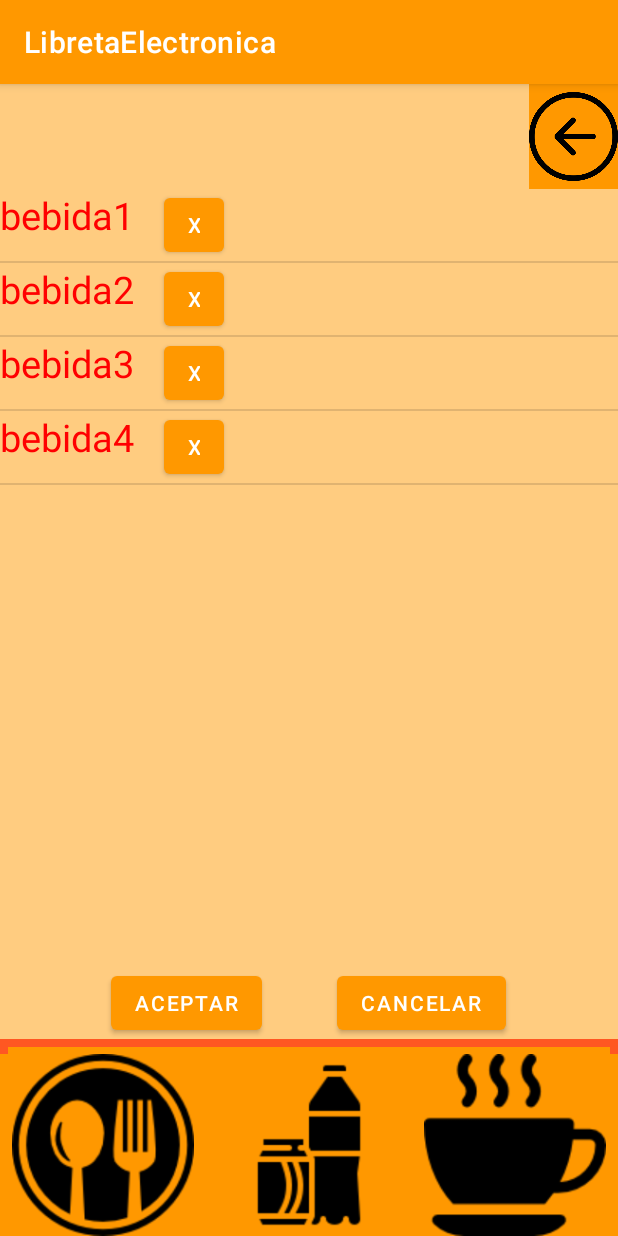
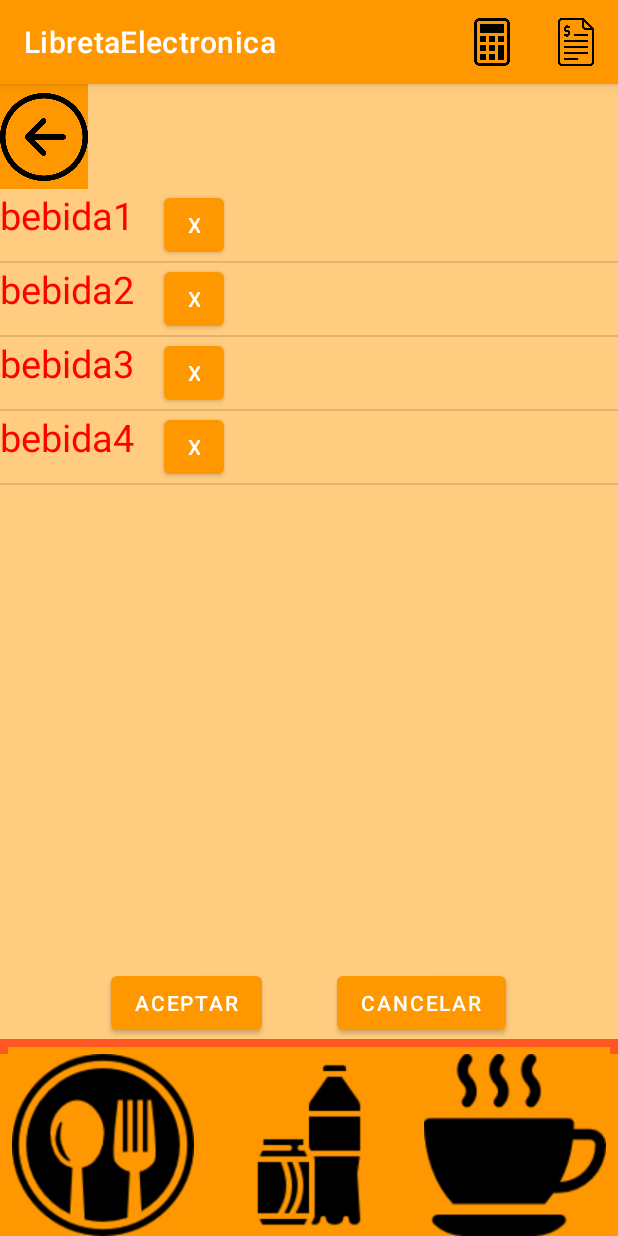
Before and after one commit to iagoLGitHub/Libreta_Electronica, an Android app: the fragment BebidaListaFragment placed in its activity, on a phone screen of 412 x 824 dp. Run offline under Robolectric (Android 15) with nearby library versions, the phone set to English and light mode, and no system bars.

Commit message:
feat:añadido menu,calculadora y cobro

```diff
--- a/app/src/main/java/com/example/libretaelectronica/adapters/AdaptadorBebida.java
+++ b/app/src/main/java/com/example/libretaelectronica/adapters/AdaptadorBebida.java
@@ -1,6 +1,7 @@
 package com.example.libretaelectronica.adapters;
 
 import android.app.Activity;
+import android.content.Context;
 import android.view.LayoutInflater;
 import android.view.View;
 import android.view.ViewGroup;
@@ -33,6 +34,7 @@ public class AdaptadorBebida extends ArrayAdapter<Bebida>{
 
     }
 
+
     @NonNull
     @Override
     public View getView(int position, @Nullable View convertView, @NonNull ViewGroup parent) {
@@ -44,7 +46,7 @@ public class AdaptadorBebida extends ArrayAdapter<Bebida>{
         Producto itemBebida=listaBebida.get(position);
 
         nombreProducto.setText(itemBebida.getNombreProducto());
-        isEnabled(position);
+
 
         return fila;
 
--- a/app/src/main/java/com/example/libretaelectronica/controllers/MainActivity.java
+++ b/app/src/main/java/com/example/libretaelectronica/controllers/MainActivity.java
@@ -7,6 +7,7 @@ import android.os.Bundle;
 import android.view.View;
 
 import com.example.libretaelectronica.R;
+import com.example.libretaelectronica.Utilidades;
 import com.example.libretaelectronica.databinding.ActivityMainBinding;
 
 public class MainActivity extends AppCompatActivity implements View.OnClickListener {
--- a/app/src/main/java/com/example/libretaelectronica/fragments/BebidaListaFragment.java
+++ b/app/src/main/java/com/example/libretaelectronica/fragments/BebidaListaFragment.java
@@ -79,7 +79,7 @@ public class BebidaListaFragment extends Fragment implements View.OnClickListene
         cancelar.setOnClickListener(this);
 
         listaBebidaView.setAdapter(adaptadorBebida);
-        listaBebidaView.setOnItemClickListener(this);
+        listaBebidaView.setOnItemClickListener(this);listaBebidaView.setClickable(true);
         return view;
 
     }
@@ -100,6 +100,5 @@ public class BebidaListaFragment extends Fragment implements View.OnClickListene
     @Override
     public void onItemClick(AdapterView<?> parent, View view, int position, long id) {
 
-        System.out.println("aaa");
     }
 }
--- a/app/src/main/res/layout/activity_lista_comanda.xml
+++ b/app/src/main/res/layout/activity_lista_comanda.xml
@@ -10,6 +10,16 @@
         android:layout_height="wrap_content"
         android:gravity="right"
         android:orientation="horizontal">
+
+        <ImageButton
+            android:id="@+id/btnAtras"
+            android:layout_width="0dp"
+            android:layout_height="70dp"
+            android:layout_weight="1"
+            android:scaleType="centerInside"
+            android:background="@color/botonesInferiores"
+            android:src="@drawable/back"/>
+
         <TextView
             android:id="@+id/textoCabecera"
             android:layout_width="0dp"
@@ -19,14 +29,6 @@
             android:textSize="50dp"
             android:gravity="center_horizontal"/>
 
-        <ImageButton
-            android:id="@+id/btnAtras"
-            android:layout_width="0dp"
-            android:layout_height="70dp"
-            android:layout_weight="1"
-            android:scaleType="centerInside"
-            android:background="@color/botonesInferiores"
-            android:src="@drawable/back"/>
 
     </LinearLayout>
     <LinearLayout
@@ -38,8 +40,7 @@
         <FrameLayout
             android:id="@+id/listaFragmentPrincipal"
             android:layout_width="match_parent"
-            android:layout_height="match_parent"
-            android:clickable="true"/>
+            android:layout_height="match_parent"/>
 
 
     </LinearLayout>
--- a/app/src/main/res/layout/activity_seleccionar_mesa.xml
+++ b/app/src/main/res/layout/activity_seleccionar_mesa.xml
@@ -10,7 +10,7 @@
     <LinearLayout
         android:layout_width="match_parent"
         android:layout_height="wrap_content"
-        android:gravity="right">
+        android:gravity="left">
 
         <ImageButton
             android:id="@+id/btnAtras"
--- a/app/src/main/res/layout/fragment_bebida_lista.xml
+++ b/app/src/main/res/layout/fragment_bebida_lista.xml
@@ -9,8 +9,7 @@
     <ListView
         android:id="@+id/listaBebida"
         android:layout_width="match_parent"
-        android:layout_height="match_parent"
-        android:clickable="true"/>
+        android:layout_height="match_parent"/>
 
     <LinearLayout
         android:layout_width="match_parent"
--- /dev/null
+++ b/app/src/main/res/menu/menucomanda.xml
@@ -0,0 +1,12 @@
+<?xml version="1.0" encoding="utf-8"?>
+<menu xmlns:app="http://schemas.android.com/apk/res-auto"
+    xmlns:android="http://schemas.android.com/apk/res/android">
+    <item android:id="@+id/menuCalculadora"
+        android:icon="@drawable/calculadora"
+        android:title="Calculadora"
+        app:showAsAction="always" />
+    <item android:id="@+id/menuCobro"
+        android:icon="@drawable/factura"
+        app:showAsAction="always"
+        android:title="cobro" />
+</menu>
```
Also changed, not shown: app/src/main/java/com/example/libretaelectronica/Utilidades.java (added, +18 -0 lines), app/src/main/java/com/example/libretaelectronica/controllers/ComandaLista.java (+32 -2 lines), app/src/main/java/com/example/libretaelectronica/controllers/SeleccionarMesa.java (+14 -24 lines), app/src/main/res/drawable/calculadora.png (added), app/src/main/res/drawable/factura.png (added).
